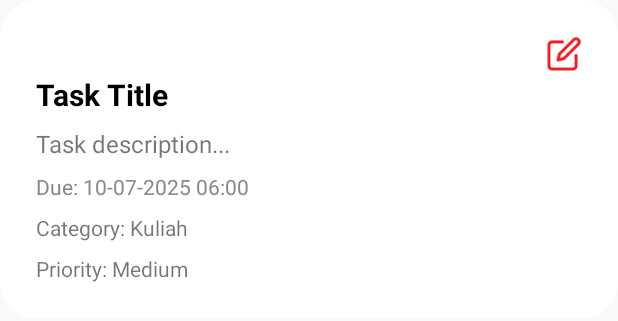
After one commit to CandraWikananta/progmob-to-do-list, an Android app: the layout layout_bottom_sheet_task_detail.xml on its own in the app's theme, with its tools: preview values and no code run, on a phone screen of 412 x 824 dp. The commit adds this screen. Shown: the top 321 px of the screen. Run offline under Robolectric (Android 15) with nearby library versions, the phone set to English and light mode, and no system bars.

Commit message:
change: tampilan detail task menjadi pop up modal

```diff
--- /dev/null
+++ b/app/src/main/res/drawable/bg_dialog_rounded.xml
@@ -0,0 +1,12 @@
+<?xml version="1.0" encoding="utf-8"?>
+<shape xmlns:android="http://schemas.android.com/apk/res/android"
+    android:shape="rectangle">
+
+    <solid android:color="@android:color/white" />
+    <corners android:radius="24dp" />
+    <padding
+        android:left="16dp"
+        android:top="16dp"
+        android:right="16dp"
+        android:bottom="16dp" />
+</shape>
--- /dev/null
+++ b/app/src/main/res/layout/layout_bottom_sheet_task_detail.xml
@@ -0,0 +1,72 @@
+<?xml version="1.0" encoding="utf-8"?>
+<RelativeLayout
+    xmlns:android="http://schemas.android.com/apk/res/android"
+    android:layout_width="match_parent"
+    android:layout_height="wrap_content"
+    android:padding="24dp"
+    android:background="@drawable/bg_dialog_rounded">
+
+
+    <!-- Tombol Edit di pojok kanan atas -->
+    <ImageView
+        android:id="@+id/btnEdit"
+        android:layout_width="24dp"
+        android:layout_height="24dp"
+        android:layout_alignParentTop="true"
+        android:layout_alignParentEnd="true"
+        android:src="@drawable/edit_ic"
+        android:contentDescription="Edit Task"/>
+
+    <!-- Konten Task -->
+    <LinearLayout
+        android:id="@+id/contentLayout"
+        android:layout_width="match_parent"
+        android:layout_height="wrap_content"
+        android:layout_below="@id/btnEdit"
+        android:layout_marginTop="1dp"
+        android:orientation="vertical">
+
+        <TextView
+            android:id="@+id/taskTitle"
+            android:layout_width="match_parent"
+            android:layout_height="wrap_content"
+            android:text="Task Title"
+            android:textStyle="bold"
+            android:textSize="20sp"
+            android:textColor="#000000"
+            android:layout_marginBottom="8dp" />
+
+        <TextView
+            android:id="@+id/taskDesc"
+            android:layout_width="match_parent"
+            android:layout_height="wrap_content"
+            android:text="Task description..."
+            android:textSize="16sp"
+            android:layout_marginBottom="8dp" />
+
+        <TextView
+            android:id="@+id/taskDue"
+            android:layout_width="match_parent"
+            android:layout_height="wrap_content"
+            android:text="Due: 10-07-2025 06:00"
+            android:textSize="14sp"
+            android:textColor="#888888"
+            android:layout_marginBottom="8dp" />
+
+        <TextView
+            android:id="@+id/taskCategory"
+            android:layout_width="match_parent"
+            android:layout_height="wrap_content"
+            android:text="Category: Kuliah"
+            android:textSize="14sp"
+            android:layout_marginBottom="8dp" />
+
+        <TextView
+            android:id="@+id/taskPriority"
+            android:layout_width="match_parent"
+            android:layout_height="wrap_content"
+            android:text="Priority: Medium"
+            android:textSize="14sp" />
+    </LinearLayout>
+
+</RelativeLayout>
```
Also changed, not shown: app/src/main/java/com/progmob/todolist/TaskDetailBottomSheet.kt (added, +60 -0 lines), app/src/main/java/com/progmob/todolist/adapter/TaskAdapter.kt (+5 -2 lines), app/src/main/res/drawable/edit_ic.png (added).
